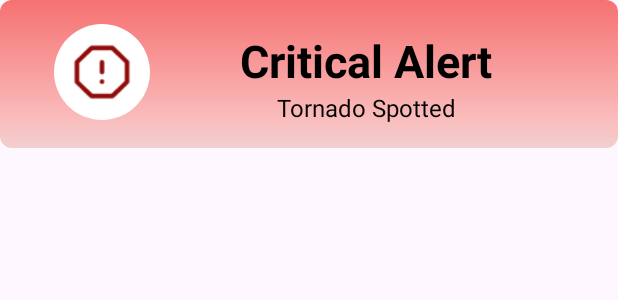
After one commit to Sudhan-Dahake/CalamityCall, an Android app: the layout basic_notif_critical_collapsed.xml on its own in the app's theme, with its tools: preview values and no code run, on a phone screen of 412 x 824 dp. The commit adds this screen. Shown: the top 300 px of the screen. Run offline under Robolectric (Android 15) with nearby library versions, the phone set to English and light mode, and no system bars.

Commit message:
feat: implement a custom critical alerts for collapsed notifications

```diff
--- /dev/null
+++ b/Group_3/FrontEnd/app/src/main/res/layout/basic_notif_critical_collapsed.xml
@@ -0,0 +1,68 @@
+<!-- basic_notif_collapsed.xml -->
+<LinearLayout xmlns:android="http://schemas.android.com/apk/res/android"
+    android:layout_width="match_parent"
+    android:layout_height="wrap_content"
+    android:orientation="horizontal"
+    android:paddingVertical="16dp"
+    android:paddingHorizontal="36dp"
+    android:id="@+id/notification_layout"
+    android:background="@drawable/notif_bg_red"
+    android:gravity="center_vertical"
+    android:baselineAligned="false">
+
+    <!-- Inner container layout -->
+    <LinearLayout
+        android:layout_width="0dp"
+        android:layout_height="wrap_content"
+        android:layout_weight="1"
+        android:orientation="horizontal"
+        android:gravity="start"
+        android:baselineAligned="false">
+
+        <!-- Middle section: Critical Alert and Tornado Spotted text -->
+        <FrameLayout
+            android:layout_width="64dp"
+            android:layout_height="64dp"
+            android:layout_marginEnd="12dp"
+            android:background="@drawable/circular_bg_white">
+
+            <!-- Tornado icon -->
+            <ImageView
+                android:id="@+id/tornado_icon"
+                android:layout_width="40dp"
+                android:layout_height="40dp"
+                android:layout_gravity="center"
+                android:contentDescription="Tornado Icon"
+                android:src="@drawable/critical_icon" />
+        </FrameLayout>
+
+        <LinearLayout
+            android:layout_width="0dp"
+            android:layout_height="wrap_content"
+            android:layout_weight="1"
+            android:orientation="vertical">
+
+            <!-- Critical Alert -->
+            <TextView
+                android:id="@+id/disaster_level"
+                android:layout_width="match_parent"
+                android:layout_height="wrap_content"
+                android:layout_marginTop="4dp"
+                android:text="Critical Alert"
+                android:textAlignment="center"
+                android:textColor="#000000"
+                android:textSize="30sp"
+                android:textStyle="bold" />
+
+            <!-- Disaster type (Tornado Spotted) -->
+            <TextView
+                android:id="@+id/disaster_type"
+                android:layout_width="match_parent"
+                android:layout_height="wrap_content"
+                android:text="Tornado Spotted"
+                android:textAlignment="center"
+                android:textColor="#000000"
+                android:textSize="16sp" />
+        </LinearLayout>
+    </LinearLayout>
+</LinearLayout>
```
Also changed, not shown: Group_3/FrontEnd/app/src/main/java/com/example/calamitycall/MainActivity.java (+4 -4 lines), Group_3/FrontEnd/app/src/main/res/layout/basic_notif_critical.xml (deleted, +0 -73 lines).
